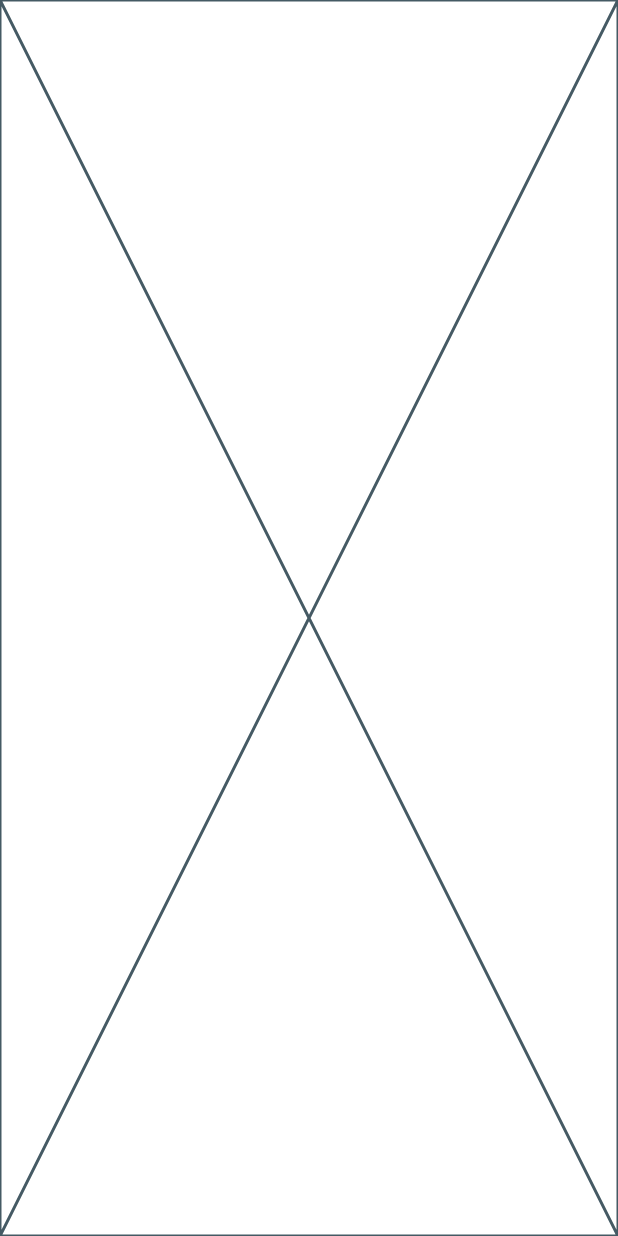
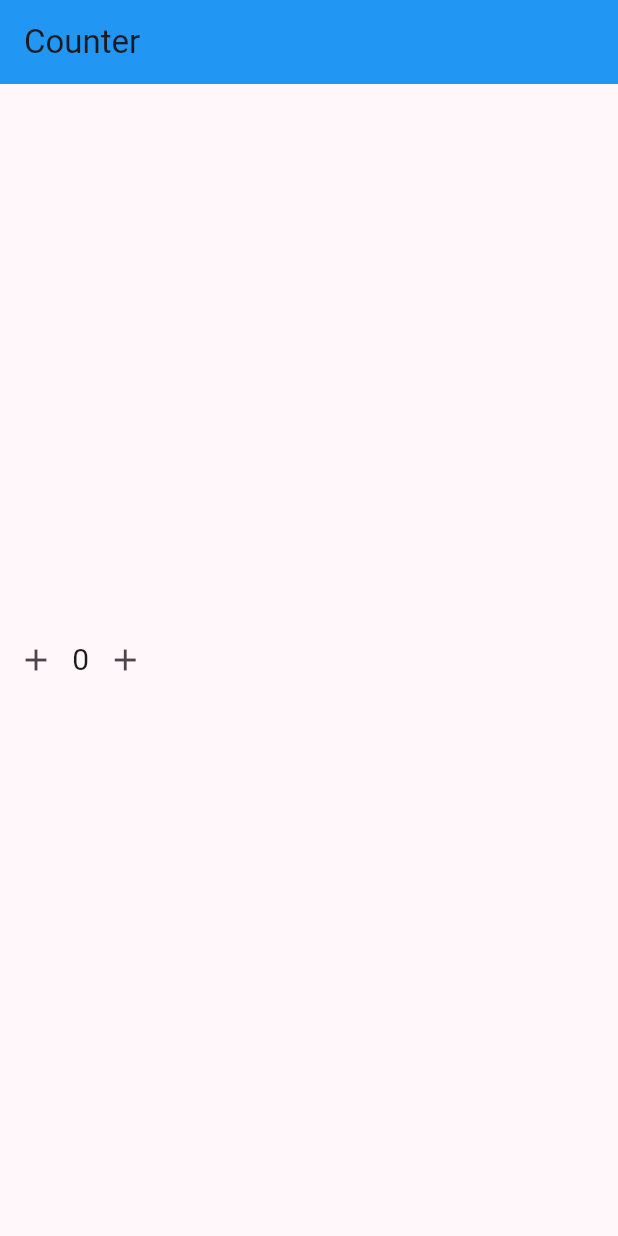
Before and after one commit to systemry420/flutter_apps, a Flutter app: the screen it shows after launch, on a phone screen of 412 x 824 dp. Run offline on Flutter 3.47's test engine with Material 3 defaults, Android fonts, the phone set to English and light mode, and no system bars.

Commit message:
setting the main layout

```diff
--- a/lib/main.dart
+++ b/lib/main.dart
@@ -9,8 +9,20 @@ class MyApp extends StatelessWidget {
 
   @override
   Widget build(BuildContext context) {
-    return const MaterialApp(
-      home: Counter(),
+    return MaterialApp(
+      theme: ThemeData(
+        useMaterial3: true,
+        colorScheme: ColorScheme.fromSeed(
+          seedColor: Colors.purple,
+        ),
+      ),
+      home: Scaffold(
+        appBar: AppBar(
+          title: Text('Counter'),
+          backgroundColor: Colors.blue,
+        ),
+        body: Counter(),
+      ),
     );
   }
 }
@@ -25,6 +37,17 @@ class Counter extends StatefulWidget {
 class _CounterState extends State<Counter> {
   @override
   Widget build(BuildContext context) {
-    return const Placeholder();
+    return Center(
+      child: Row(
+        children: [
+          IconButton(onPressed: () {}, icon: const Icon(Icons.add)),
+          const Text(
+            '0',
+            style: TextStyle(fontSize: 20),
+          ),
+          IconButton(onPressed: () {}, icon: Icon(Icons.add))
+        ],
+      ),
+    );
   }
 }
```
